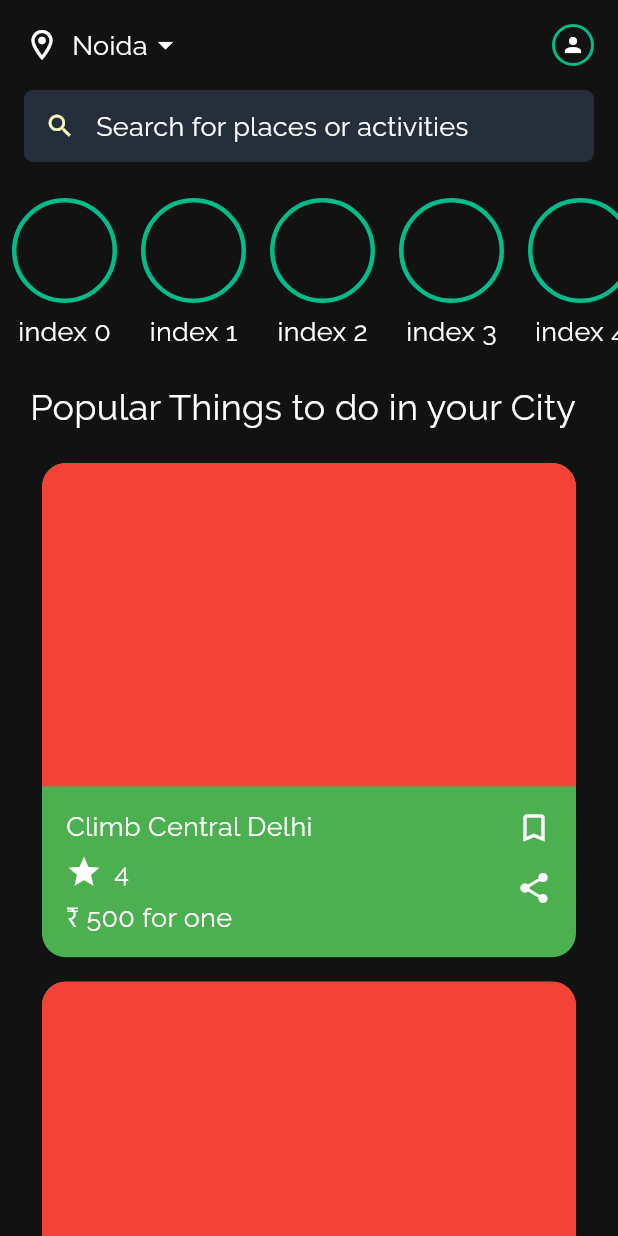
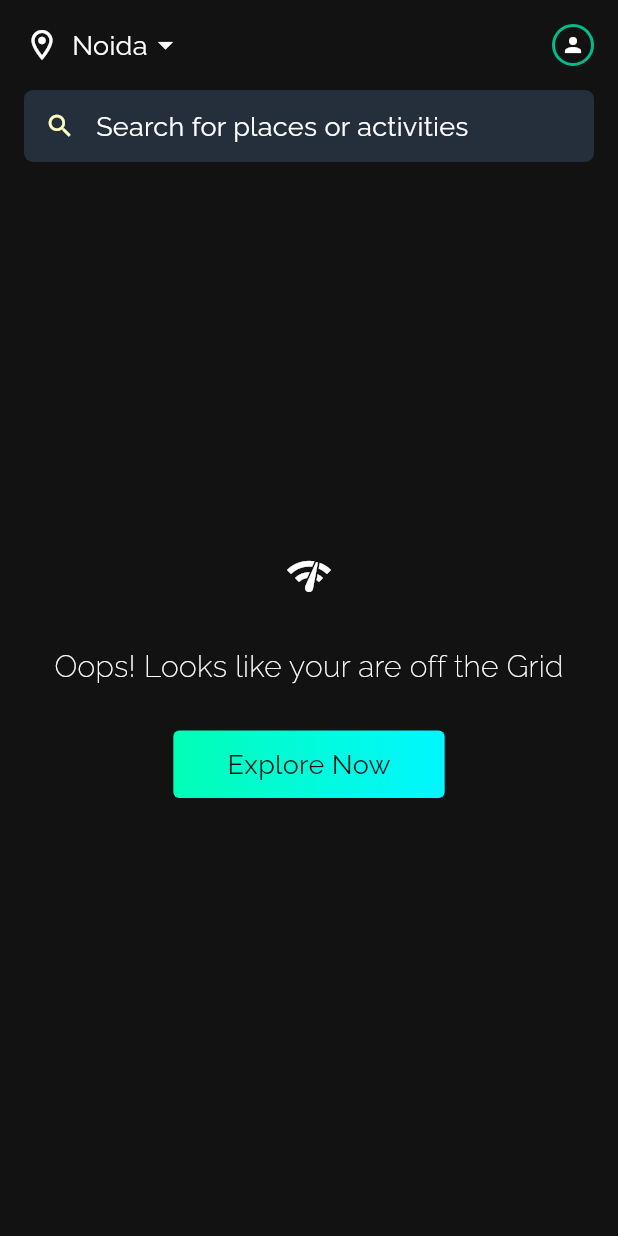
Before and after one commit to hiashutoshsingh/zest, a Flutter app: the screen it shows after launch, on a phone screen of 412 x 824 dp. Run offline on Flutter 3.47's test engine with Material 2 defaults, Android fonts, the phone set to English and light mode, and no system bars; our stand-ins replace google_fonts.

Commit message:
no network widget

```diff
--- a/lib/screens/home_screen.dart
+++ b/lib/screens/home_screen.dart
@@ -2,6 +2,7 @@ import 'package:flutter/material.dart';
 import 'package:zest/theme/app_theme.dart';
 import 'package:zest/widgets/home_app_bar.dart';
 import 'package:zest/widgets/list_popular_things_widget.dart';
+import 'package:zest/widgets/no_network_widget.dart';
 import 'package:zest/widgets/things_list.dart';
 
 class HomeScreen extends StatefulWidget {
@@ -12,6 +13,8 @@ class HomeScreen extends StatefulWidget {
 }
 
 class _HomeScreenState extends State<HomeScreen> {
+  bool _haveNetwork = false;
+
   @override
   void initState() {
     super.initState();
@@ -26,7 +29,8 @@ class _HomeScreenState extends State<HomeScreen> {
           children: [
             HomeAppBar(),
             Expanded(
-              child: Column(
+              child: _haveNetwork
+                  ? Column(
                       children: [
                         Expanded(
                           flex: 1,
@@ -42,7 +46,8 @@ class _HomeScreenState extends State<HomeScreen> {
                           ),
                         ),
                       ],
-              ),
+                    )
+                  : NoNetworkWidget(),
             ),
           ],
         ),
--- /dev/null
+++ b/lib/widgets/no_network_widget.dart
@@ -0,0 +1,61 @@
+import 'package:flutter/material.dart';
+import 'package:zest/theme/app_theme.dart';
+
+class NoNetworkWidget extends StatelessWidget {
+  @override
+  Widget build(BuildContext context) {
+    return Center(
+      child: Column(
+        mainAxisSize: MainAxisSize.min,
+        children: [
+          Icon(
+            Icons.network_check,
+            size: 32,
+            color: AppColor.white,
+          ),
+          SizedBox(
+            height: 32,
+          ),
+          Text(
+            'Oops! Looks like your are off the Grid',
+            style: AppTextStyles.thinTextStyle.copyWith(
+              fontSize: 20,
+            ),
+            textAlign: TextAlign.center,
+          ),
+          SizedBox(
+            height: 32,
+          ),
+          Container(
+            decoration: BoxDecoration(
+              color: AppColor.teal,
+              borderRadius: BorderRadius.circular(4),
+              gradient: new LinearGradient(
+                colors: [
+                  AppColor.lightGreen,
+                  AppColor.teal,
+                ],
+                begin: const FractionalOffset(0.0, 0.0),
+                end: const FractionalOffset(1.0, 0.0),
+                stops: [0.0, 1.0],
+                tileMode: TileMode.clamp,
+              ),
+            ),
+            child: Padding(
+              padding: const EdgeInsets.all(12.0) + EdgeInsets.symmetric(horizontal: 24),
+              child: Text(
+                'Explore Now',
+                style: AppTextStyles.regularTextStyle.copyWith(
+                  color: AppColor.black,
+                ),
+              ),
+            ),
+          ),
+          SizedBox(
+            height: 48,
+          ),
+        ],
+      ),
+    );
+  }
+}
--- a/lib/widgets/things_list.dart
+++ b/lib/widgets/things_list.dart
@@ -13,7 +13,7 @@ class ThingsList extends StatelessWidget {
         return Padding(
           padding: const EdgeInsets.all(8.0),
           child: CircularTask(
-            title: 'index $index',
+            title: 'index ${index + 1}',
           ),
         );
       },
```
Lines whose indentation alone changed are shown as unchanged.
